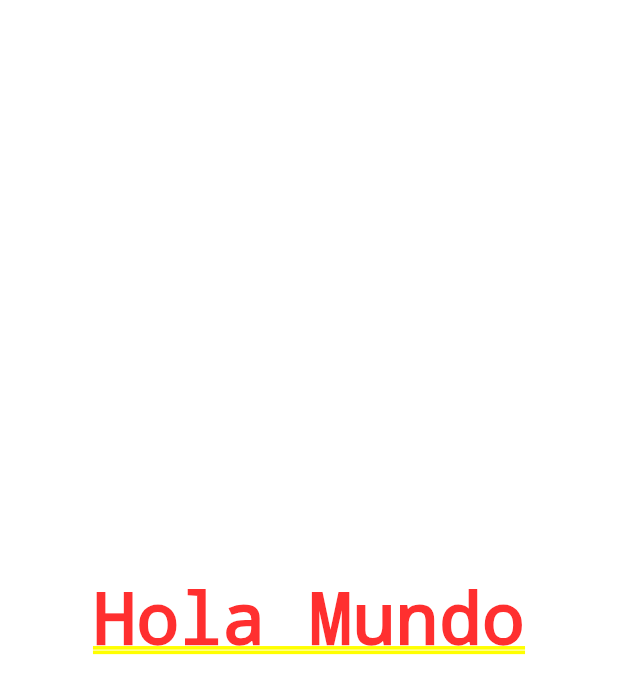
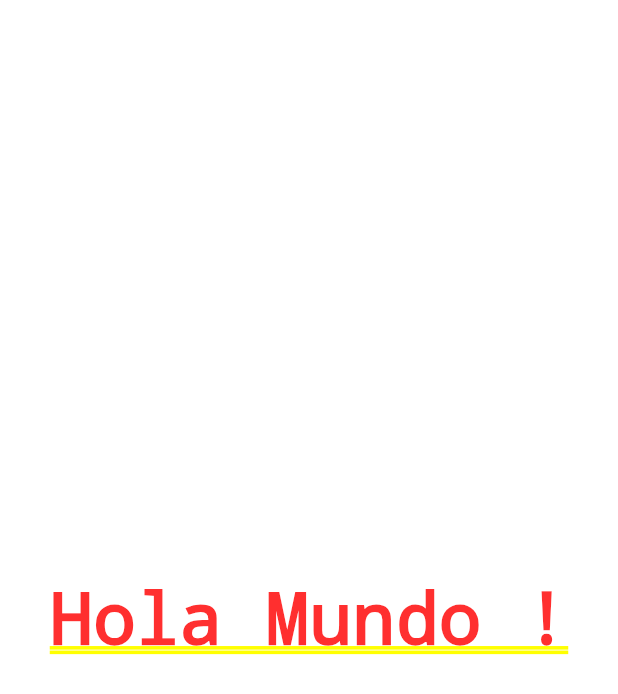
Before and after one commit to Viqui-Alaro/contadorFlutter, a Flutter app: the screen it shows after launch, on a phone screen of 412 x 824 dp. Shown: the top 694 px of the screen. Run offline on Flutter 3.47's test engine with Material 2 defaults, Android fonts, the phone set to English and light mode, and no system bars.

Commit message:
separando la logica en varios archivod

```diff
--- a/lib/main.dart
+++ b/lib/main.dart
@@ -1,24 +1,12 @@
-
 
 import 'package:flutter/material.dart';
 
+//Nosotros escribimos
+//import 'src/app.dart';
+import 'package:contador/src/app.dart';
+
 void main(){
 
-  runApp( new MyApp());
+  runApp( MyApp());
 
 }
-
-
-
-class MyApp extends StatelessWidget{
-
-  @override
-  Widget build( context ){
-
-    return MaterialApp(
-      home: Center(child: Text('Hola Mundo') ,)
-      ,
-    );
-  }
-
-}
--- /dev/null
+++ b/lib/src/app.dart
@@ -0,0 +1,17 @@
+
+
+import 'package:flutter/material.dart';
+
+
+class MyApp extends StatelessWidget{
+
+  @override
+  Widget build( context ){
+
+    return MaterialApp(
+      home: Center(child: Text('Hola Mundo !') ,)
+      ,
+    );
+  }
+
+}
```
